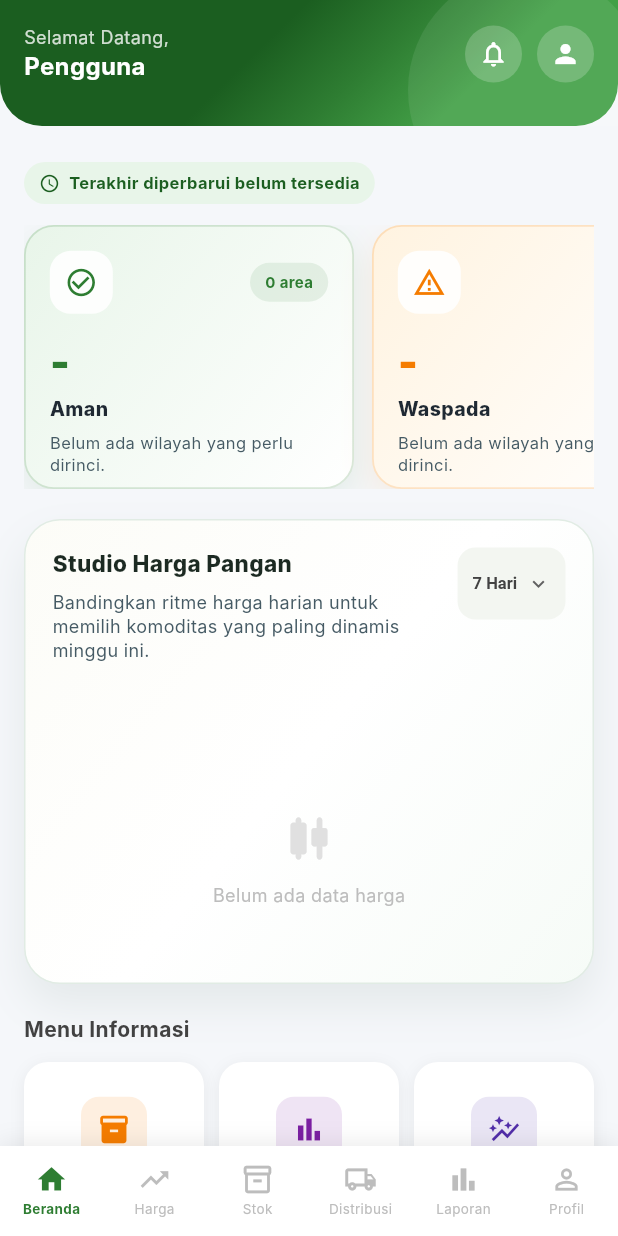
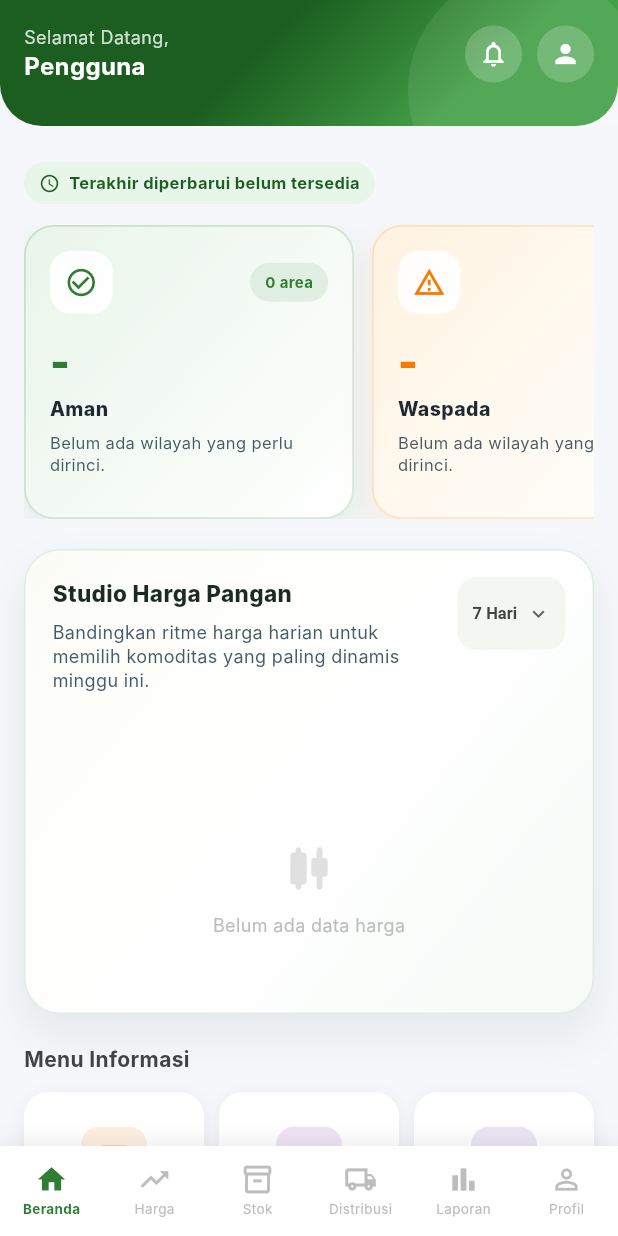
Before and after one commit to 23081010076-oss/pangankuFrontend, a Flutter app: the DashboardPage screen opened by its route, on a phone screen of 412 x 824 dp. Run offline on Flutter 3.47's test engine with Material 3 defaults, Android fonts, the phone set to English and light mode, and no system bars; our stand-ins replace dio, equatable, fl_chart, flutter_bloc, flutter_map, flutter_secure_storage and 5 more; accounts and stored records are empty; network calls fail; Roboto replaces fonts that are missing (Inter).

Commit message:
feat: Update SDK version and dependencies for improved compatibility and performance

```diff
--- a/lib/features/analytics/pages/analytics_page.dart
+++ b/lib/features/analytics/pages/analytics_page.dart
@@ -609,7 +609,7 @@ class _AnalyticsPageState extends State<AnalyticsPage>
     );
   }
 
-  Widget _chartCard({required Widget child, double height = 260}) {
+  Widget _chartCard({required Widget child, double? height}) {
     return Container(
       height: height,
       padding: const EdgeInsets.all(14),
--- a/lib/features/analytics/widgets/analytics_sections.dart
+++ b/lib/features/analytics/widgets/analytics_sections.dart
@@ -581,7 +581,6 @@ extension _AnalyticsPageSections on _AnalyticsPageState {
                   ),
                   const SizedBox(height: 10),
                   _chartCard(
-                    height: 248,
                     child: Column(
                       crossAxisAlignment: CrossAxisAlignment.start,
                       children: [
--- a/lib/features/dashboard/widgets/dashboard_home_section.dart
+++ b/lib/features/dashboard/widgets/dashboard_home_section.dart
@@ -286,7 +286,7 @@ class _HomePage extends StatelessWidget {
           },
         ];
         return SizedBox(
-          height: 176,
+          height: 196,
           child: ListView.separated(
             scrollDirection: Axis.horizontal,
             physics: const BouncingScrollPhysics(),
--- a/pubspec.yaml
+++ b/pubspec.yaml
@@ -35,14 +35,14 @@ dependencies:
   latlong2: ^0.9.1
 
   # Push Notifications (optional)
-  firebase_messaging: ^14.9.4
+  firebase_messaging: ^16.2.2
 
   # Utils
   intl: ^0.19.0
 
   # PDF & Print
   pdf: ^3.10.8
-  printing: ^5.12.0
+  printing: ^5.14.3
   image_picker: ^1.2.1
 
 dev_dependencies:
```
Also changed, not shown: pubspec.lock, 2 other files.
